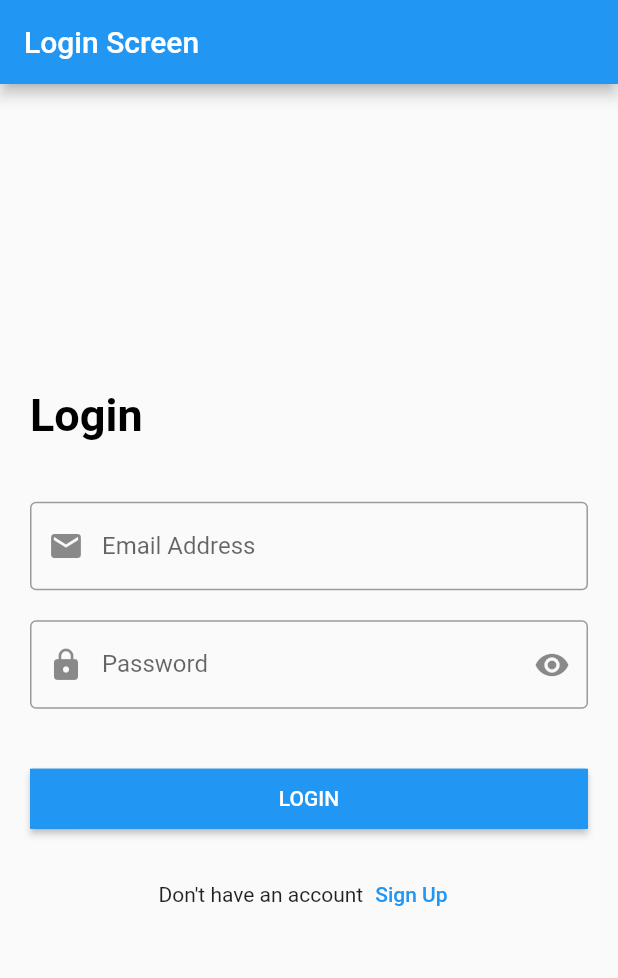
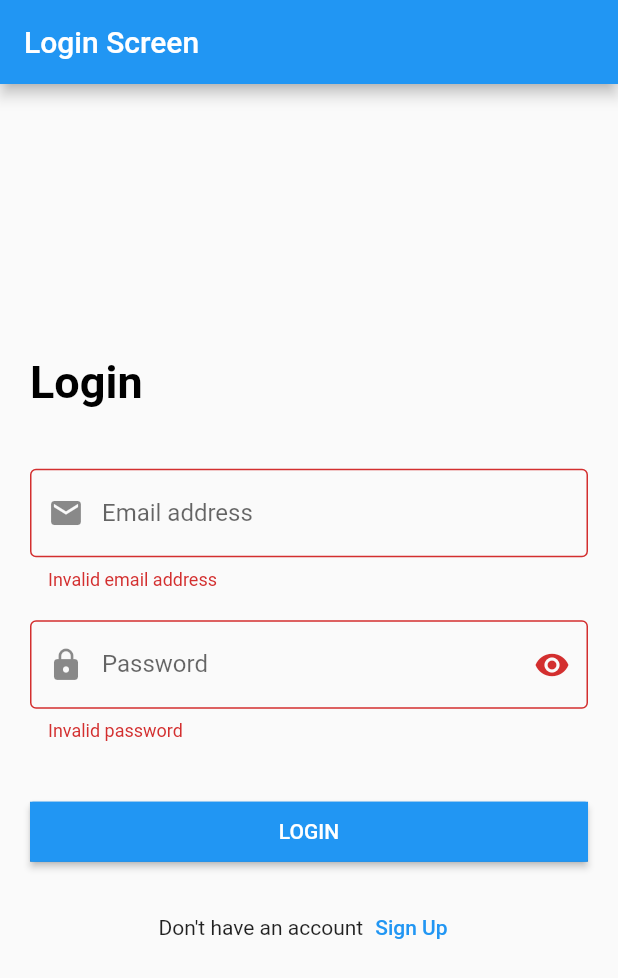
Before and after one commit to MRX5/FlutterPractice, a Flutter app: the screen it shows after launch, after a tap on "LOGIN", on a phone screen of 412 x 824 dp. Shown: the top 978 px of the screen. Run offline on Flutter 3.47's test engine with Material 2 defaults, Android fonts, the phone set to English and light mode, and no system bars.

Commit message:
Initial Screen

```diff
--- a/lib/modules/login/LoginScreen.dart
+++ b/lib/modules/login/LoginScreen.dart
@@ -1,12 +1,23 @@
 import 'package:first_app_flutter/shared/components/components.dart';
 import 'package:flutter/material.dart';
 
-class LoginScreen extends StatelessWidget {
+class LoginScreen extends StatefulWidget {
 
+
+  const LoginScreen({Key? key}) : super(key: key);
+
+  @override
+  State<LoginScreen> createState() => _LoginScreenState();
+}
+
+class _LoginScreenState extends State<LoginScreen> {
   var emailController = TextEditingController();
+
   var passwordController = TextEditingController();
 
-  LoginScreen({Key? key}) : super(key: key);
+  var formKey=GlobalKey<FormState>();
+
+  bool isPassword=true;
 
   @override
   Widget build(BuildContext context) {
@@ -20,10 +31,11 @@ class LoginScreen extends StatelessWidget {
         padding: const EdgeInsets.all(20.0),
         child: Center(
           child: SingleChildScrollView(
+            child: Form(
+              key: formKey,
               child: Column(
                 crossAxisAlignment: CrossAxisAlignment.start,
                 children: [
-
                   const Text(
                     'Login',
                     style: TextStyle(
@@ -34,35 +46,50 @@ class LoginScreen extends StatelessWidget {
                   SizedBox(
                     height: 40.0,
                   ),
-                TextFormField(
+                  defaultFormField(
                       controller: emailController,
-                  keyboardType: TextInputType.emailAddress,
-                  decoration: const InputDecoration(
-                    labelText: 'Email Address',
-                    border: OutlineInputBorder(),
-                    prefixIcon: Icon(Icons.email),
+                      prefixIcon: Icons.email,
+                      label: 'Email address',
+                      textInputType: TextInputType.emailAddress,
+                      validator: (value){
+                          if(value!.isEmpty){
+                            return 'Invalid email address';
+                          }
+                          return null;
+                      }
                   ),
-                ),
+
                   SizedBox(
                     height: 20.0,
                   ),
-                TextFormField(
+                  defaultFormField(
                       controller: passwordController,
-                  keyboardType: TextInputType.visiblePassword,
-                  obscureText: true,
-                  decoration: const InputDecoration(
-                      labelText: 'Password',
-                      border: OutlineInputBorder(),
-                      prefixIcon: Icon(Icons.lock),
-                      suffixIcon: Icon(Icons.remove_red_eye)),
+                      prefixIcon: Icons.lock,
+                      textInputType: TextInputType.visiblePassword,
+                      label: 'Password',
+                      suffixIcon: isPassword?Icons.visibility:Icons.visibility_off,
+                      obscureType: isPassword,
+                      validator: (value){
+                        if(value!.isEmpty){
+                          return 'Invalid password';
+                        }
+                        return null;
+                      },
+                    onSuffixIconTap: ()=>
+                        setState(() {
+                          isPassword=!isPassword;
+                        })
                   ),
+
                   const SizedBox(
                     height: 40.0,
                   ),
                   defaultButton(
                       function: (){
+                        if(formKey.currentState!.validate()){
                           print(emailController.text);
                           print(passwordController.text);
+                        }
                       },
                       text: "Login"
                   ),
@@ -90,6 +117,7 @@ class LoginScreen extends StatelessWidget {
             ),
           ),
         ),
+      ),
     );
   }
 }
--- a/lib/shared/components/components.dart
+++ b/lib/shared/components/components.dart
@@ -1,12 +1,11 @@
 import 'package:flutter/cupertino.dart';
 import 'package:flutter/material.dart';
 
-Widget defaultButton({
-   double width=double.infinity,
-   Color background=Colors.blue,
-  required VoidCallback function,
-  required String text
-}) =>
+Widget defaultButton(
+        {double width = double.infinity,
+        Color background = Colors.blue,
+        required VoidCallback function,
+        required String text}) =>
     Container(
       width: width,
       color: background,
@@ -20,3 +19,33 @@ Widget defaultButton({
         textColor: Colors.white,
       ),
     );
+
+Widget defaultFormField({
+      required TextEditingController controller,
+      required IconData prefixIcon,
+      required String label,
+      required String? Function(String?) validator,
+      Function(String)? onSubmit,
+      TextInputType textInputType=TextInputType.text,
+      bool obscureType=false,
+      IconData? suffixIcon,
+      Function()? onSuffixIconTap
+}
+    ) => TextFormField(
+      controller: controller,
+      keyboardType: textInputType,
+      obscureText: obscureType,
+      onFieldSubmitted: onSubmit,
+      validator:validator,
+      decoration:  InputDecoration(
+          labelText: label,
+          border: OutlineInputBorder(),
+          prefixIcon: Icon(
+            prefixIcon
+          ),
+          suffixIcon: IconButton(
+              icon: suffixIcon!=null ? Icon(suffixIcon): Icon(null),
+              onPressed: onSuffixIconTap,
+          ),
+    )
+);
```
Lines whose indentation alone changed are shown as unchanged.
